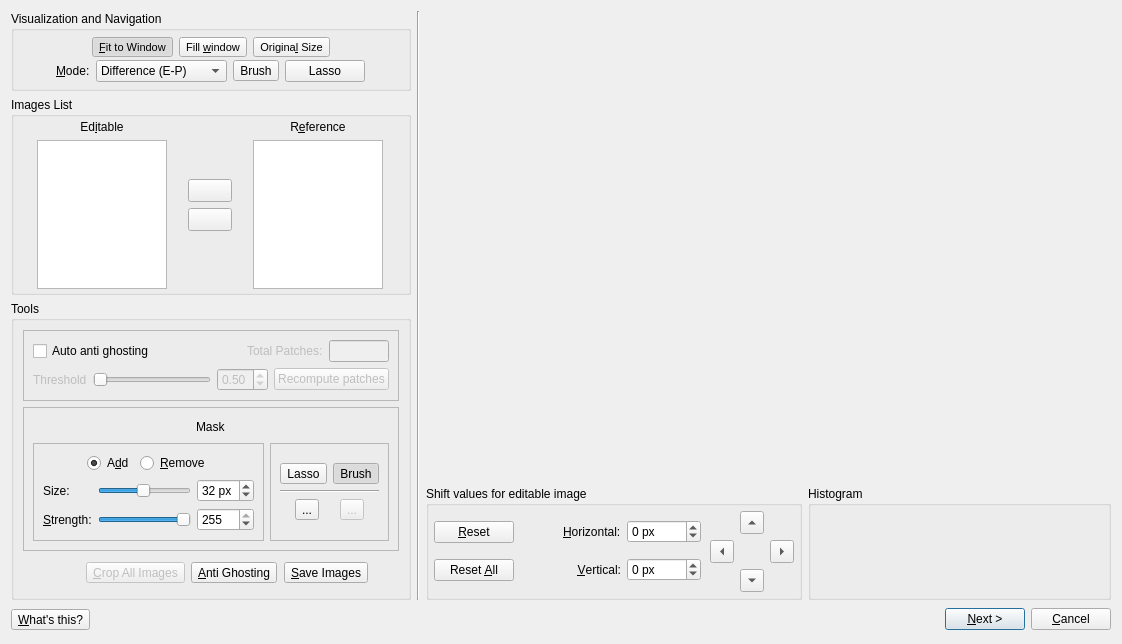
Above: src/HdrWizard/EditingTools.ui from LuminanceHDR/LuminanceHDR before the change. Below: the same form after it.
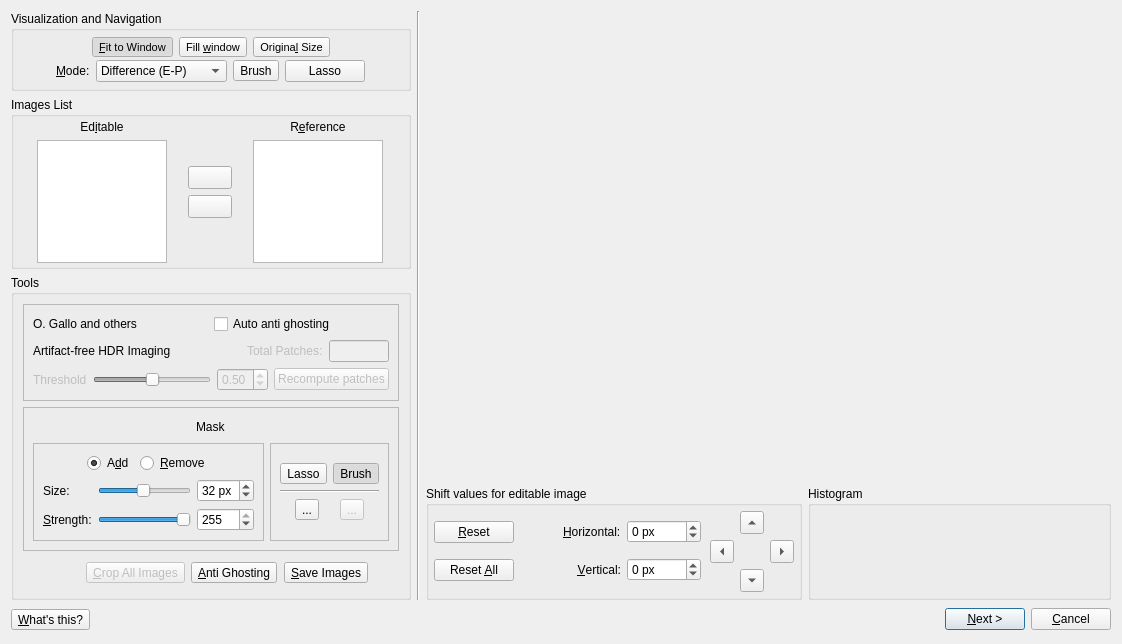
That is the form after the change. Icons and pictures are not drawn.

What changed in the file:
```diff
--- a/src/HdrWizard/EditingTools.ui
+++ b/src/HdrWizard/EditingTools.ui
@@ -513,9 +513,14 @@
               </property>
               <layout class="QGridLayout" name="gridLayout_7">
                <item row="0" column="0">
-                <layout class="QVBoxLayout" name="verticalLayout_8">
-                 <item>
                   <layout class="QHBoxLayout" name="horizontalLayout_8">
+                 <item>
+                  <widget class="QLabel" name="label_6">
+                   <property name="text">
+                    <string>O. Gallo and others</string>
+                   </property>
+                  </widget>
+                 </item>
                    <item>
                     <widget class="QCheckBox" name="autoAG_checkBox">
                      <property name="text">
@@ -523,6 +528,17 @@
                      </property>
                     </widget>
                    </item>
+                </layout>
+               </item>
+               <item row="1" column="0">
+                <layout class="QHBoxLayout" name="horizontalLayout_9">
+                 <item>
+                  <widget class="QLabel" name="label_8">
+                   <property name="text">
+                    <string>Artifact-free HDR Imaging</string>
+                   </property>
+                  </widget>
+                 </item>
                    <item>
                     <spacer name="horizontalSpacer">
                      <property name="orientation">
@@ -573,7 +589,7 @@
                    </item>
                   </layout>
                  </item>
-                 <item>
+               <item row="2" column="0">
                   <layout class="QHBoxLayout" name="horizontalLayout_7">
                    <item>
                     <widget class="QLabel" name="label_5">
@@ -590,9 +606,24 @@
                      <property name="enabled">
                       <bool>false</bool>
                      </property>
+                   <property name="maximum">
+                    <number>1000</number>
+                   </property>
+                   <property name="singleStep">
+                    <number>1</number>
+                   </property>
+                   <property name="pageStep">
+                    <number>10</number>
+                   </property>
+                   <property name="value">
+                    <number>500</number>
+                   </property>
                      <property name="orientation">
                       <enum>Qt::Horizontal</enum>
                      </property>
+                   <property name="tickPosition">
+                    <enum>QSlider::NoTicks</enum>
+                   </property>
                     </widget>
                    </item>
                    <item>
@@ -624,8 +655,6 @@
                   </layout>
                  </item>
                 </layout>
-               </item>
-              </layout>
              </widget>
             </item>
             <item row="2" column="0">
```
Left out of the diff: 6 changed lines with no effect on the pictures. Lines whose indentation alone changed are shown as unchanged.
